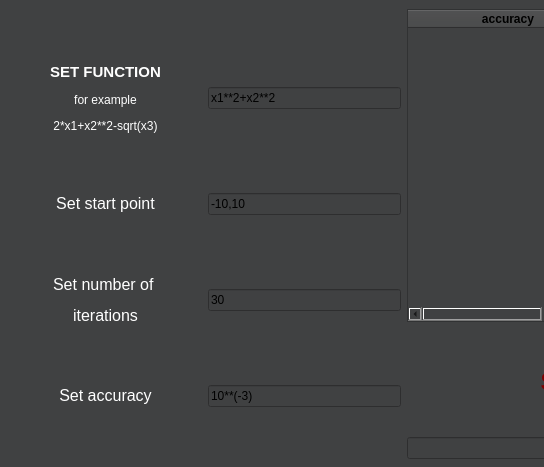
Old version of the form form.ui in the repository EmKalin/timo; both pictures show x 0 to 544 and y 0 to 467 of the 807 by 695 pixel window.
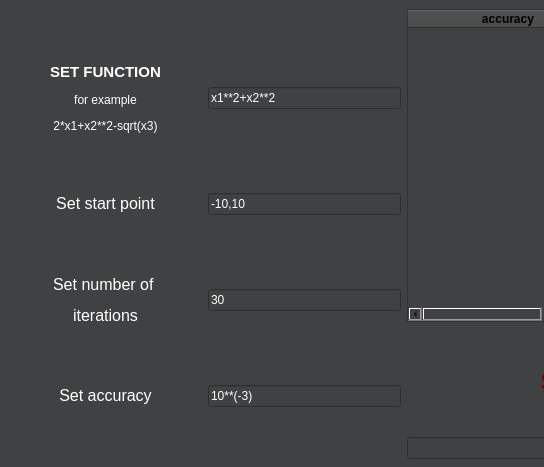
New version of the form.

The edit to the form file:
```diff
--- a/form.ui
+++ b/form.ui
@@ -52,6 +52,151 @@
             <height>16777215</height>
            </size>
           </property>
+          <property name="palette">
+           <palette>
+            <active>
+             <colorrole role="Button">
+              <brush brushstyle="SolidPattern">
+               <color alpha="255">
+                <red>64</red>
+                <green>65</green>
+                <blue>66</blue>
+               </color>
+              </brush>
+             </colorrole>
+             <colorrole role="Text">
+              <brush brushstyle="SolidPattern">
+               <color alpha="255">
+                <red>255</red>
+                <green>255</green>
+                <blue>255</blue>
+               </color>
+              </brush>
+             </colorrole>
+             <colorrole role="Base">
+              <brush brushstyle="SolidPattern">
+               <color alpha="255">
+                <red>64</red>
+                <green>65</green>
+                <blue>66</blue>
+               </color>
+              </brush>
+             </colorrole>
+             <colorrole role="Window">
+              <brush brushstyle="SolidPattern">
+               <color alpha="255">
+                <red>64</red>
+                <green>65</green>
+                <blue>66</blue>
+               </color>
+              </brush>
+             </colorrole>
+             <colorrole role="PlaceholderText">
+              <brush brushstyle="SolidPattern">
+               <color alpha="128">
+                <red>255</red>
+                <green>255</green>
+                <blue>255</blue>
+               </color>
+              </brush>
+             </colorrole>
+            </active>
+            <inactive>
+             <colorrole role="Button">
+              <brush brushstyle="SolidPattern">
+               <color alpha="255">
+                <red>64</red>
+                <green>65</green>
+                <blue>66</blue>
+               </color>
+              </brush>
+             </colorrole>
+             <colorrole role="Text">
+              <brush brushstyle="SolidPattern">
+               <color alpha="255">
+                <red>255</red>
+                <green>255</green>
+                <blue>255</blue>
+               </color>
+              </brush>
+             </colorrole>
+             <colorrole role="Base">
+              <brush brushstyle="SolidPattern">
+               <color alpha="255">
+                <red>64</red>
+                <green>65</green>
+                <blue>66</blue>
+               </color>
+              </brush>
+             </colorrole>
+             <colorrole role="Window">
+              <brush brushstyle="SolidPattern">
+               <color alpha="255">
+                <red>64</red>
+                <green>65</green>
+                <blue>66</blue>
+               </color>
+              </brush>
+             </colorrole>
+             <colorrole role="PlaceholderText">
+              <brush brushstyle="SolidPattern">
+               <color alpha="128">
+                <red>255</red>
+                <green>255</green>
+                <blue>255</blue>
+               </color>
+              </brush>
+             </colorrole>
+            </inactive>
+            <disabled>
+             <colorrole role="Button">
+              <brush brushstyle="SolidPattern">
+               <color alpha="255">
+                <red>64</red>
+                <green>65</green>
+                <blue>66</blue>
+               </color>
+              </brush>
+             </colorrole>
+             <colorrole role="Text">
+              <brush brushstyle="SolidPattern">
+               <color alpha="255">
+                <red>190</red>
+                <green>190</green>
+                <blue>190</blue>
+               </color>
+              </brush>
+             </colorrole>
+             <colorrole role="Base">
+              <brush brushstyle="SolidPattern">
+               <color alpha="255">
+                <red>64</red>
+                <green>65</green>
+                <blue>66</blue>
+               </color>
+              </brush>
+             </colorrole>
+             <colorrole role="Window">
+              <brush brushstyle="SolidPattern">
+               <color alpha="255">
+                <red>64</red>
+                <green>65</green>
+                <blue>66</blue>
+               </color>
+              </brush>
+             </colorrole>
+             <colorrole role="PlaceholderText">
+              <brush brushstyle="SolidPattern">
+               <color alpha="128">
+                <red>0</red>
+                <green>0</green>
+                <blue>0</blue>
+               </color>
+              </brush>
+             </colorrole>
+            </disabled>
+           </palette>
+          </property>
           <property name="text">
            <string>x1**2+x2**2</string>
           </property>
@@ -82,6 +227,151 @@
             <verstretch>0</verstretch>
            </sizepolicy>
           </property>
+          <property name="palette">
+           <palette>
+            <active>
+             <colorrole role="Button">
+              <brush brushstyle="SolidPattern">
+               <color alpha="255">
+                <red>64</red>
+                <green>65</green>
+                <blue>66</blue>
+               </color>
+              </brush>
+             </colorrole>
+             <colorrole role="Text">
+              <brush brushstyle="SolidPattern">
+               <color alpha="255">
+                <red>255</red>
+                <green>255</green>
+                <blue>255</blue>
+               </color>
+              </brush>
+             </colorrole>
+             <colorrole role="Base">
+              <brush brushstyle="SolidPattern">
+               <color alpha="255">
+                <red>64</red>
+                <green>65</green>
+                <blue>66</blue>
+               </color>
+              </brush>
+             </colorrole>
+             <colorrole role="Window">
+              <brush brushstyle="SolidPattern">
+               <color alpha="255">
+                <red>64</red>
+                <green>65</green>
+                <blue>66</blue>
+               </color>
+              </brush>
+             </colorrole>
+             <colorrole role="PlaceholderText">
+              <brush brushstyle="SolidPattern">
+               <color alpha="128">
+                <red>255</red>
+                <green>255</green>
+                <blue>255</blue>
+               </color>
+              </brush>
+             </colorrole>
+            </active>
+            <inactive>
+             <colorrole role="Button">
+              <brush brushstyle="SolidPattern">
+               <color alpha="255">
+                <red>64</red>
+                <green>65</green>
+                <blue>66</blue>
+               </color>
+              </brush>
+             </colorrole>
+             <colorrole role="Text">
+              <brush brushstyle="SolidPattern">
+               <color alpha="255">
+                <red>255</red>
+                <green>255</green>
+                <blue>255</blue>
+               </color>
+              </brush>
+             </colorrole>
+             <colorrole role="Base">
+              <brush brushstyle="SolidPattern">
+               <color alpha="255">
+                <red>64</red>
+                <green>65</green>
+                <blue>66</blue>
+               </color>
+              </brush>
+             </colorrole>
+             <colorrole role="Window">
+              <brush brushstyle="SolidPattern">
+               <color alpha="255">
+                <red>64</red>
+                <green>65</green>
+                <blue>66</blue>
+               </color>
+              </brush>
+             </colorrole>
+             <colorrole role="PlaceholderText">
+              <brush brushstyle="SolidPattern">
+               <color alpha="128">
+                <red>255</red>
+                <green>255</green>
+                <blue>255</blue>
+               </color>
+              </brush>
+             </colorrole>
+            </inactive>
+            <disabled>
+             <colorrole role="Button">
+              <brush brushstyle="SolidPattern">
+               <color alpha="255">
+                <red>64</red>
+                <green>65</green>
+                <blue>66</blue>
+               </color>
+              </brush>
+             </colorrole>
+             <colorrole role="Text">
+              <brush brushstyle="SolidPattern">
+               <color alpha="255">
+                <red>190</red>
+                <green>190</green>
+                <blue>190</blue>
+               </color>
+              </brush>
+             </colorrole>
+             <colorrole role="Base">
+              <brush brushstyle="SolidPattern">
+               <color alpha="255">
+                <red>64</red>
+                <green>65</green>
+                <blue>66</blue>
+               </color>
+              </brush>
+             </colorrole>
+             <colorrole role="Window">
+              <brush brushstyle="SolidPattern">
+               <color alpha="255">
+                <red>64</red>
+                <green>65</green>
+                <blue>66</blue>
+               </color>
+              </brush>
+             </colorrole>
+             <colorrole role="PlaceholderText">
+              <brush brushstyle="SolidPattern">
+               <color alpha="128">
+                <red>0</red>
+                <green>0</green>
+                <blue>0</blue>
+               </color>
+              </brush>
+             </colorrole>
+            </disabled>
+           </palette>
+          </property>
           <property name="text">
            <string>-10,10</string>
           </property>
@@ -109,6 +399,151 @@
             <verstretch>0</verstretch>
            </sizepolicy>
           </property>
+          <property name="palette">
+           <palette>
+            <active>
+             <colorrole role="Button">
+              <brush brushstyle="SolidPattern">
+               <color alpha="255">
+                <red>64</red>
+                <green>65</green>
+                <blue>66</blue>
+               </color>
+              </brush>
+             </colorrole>
+             <colorrole role="Text">
+              <brush brushstyle="SolidPattern">
+               <color alpha="255">
+                <red>255</red>
+                <green>255</green>
+                <blue>255</blue>
+               </color>
+              </brush>
+             </colorrole>
+             <colorrole role="Base">
+              <brush brushstyle="SolidPattern">
+               <color alpha="255">
+                <red>64</red>
+                <green>65</green>
+                <blue>66</blue>
+               </color>
+              </brush>
+             </colorrole>
+             <colorrole role="Window">
+              <brush brushstyle="SolidPattern">
+               <color alpha="255">
+                <red>64</red>
+                <green>65</green>
+                <blue>66</blue>
+               </color>
+              </brush>
+             </colorrole>
+             <colorrole role="PlaceholderText">
+              <brush brushstyle="SolidPattern">
+               <color alpha="128">
+                <red>255</red>
+                <green>255</green>
+                <blue>255</blue>
+               </color>
+              </brush>
+             </colorrole>
+            </active>
+            <inactive>
+             <colorrole role="Button">
+              <brush brushstyle="SolidPattern">
+               <color alpha="255">
+                <red>64</red>
+                <green>65</green>
+                <blue>66</blue>
+               </color>
+              </brush>
+             </colorrole>
+             <colorrole role="Text">
+              <brush brushstyle="SolidPattern">
+               <color alpha="255">
+                <red>255</red>
+                <green>255</green>
+                <blue>255</blue>
+               </color>
+              </brush>
+             </colorrole>
+             <colorrole role="Base">
+              <brush brushstyle="SolidPattern">
+               <color alpha="255">
+                <red>64</red>
+                <green>65</green>
+                <blue>66</blue>
+               </color>
+              </brush>
+             </colorrole>
+             <colorrole role="Window">
+              <brush brushstyle="SolidPattern">
+               <color alpha="255">
+                <red>64</red>
+                <green>65</green>
+                <blue>66</blue>
+               </color>
+              </brush>
+             </colorrole>
+             <colorrole role="PlaceholderText">
+              <brush brushstyle="SolidPattern">
+               <color alpha="128">
+                <red>255</red>
+                <green>255</green>
+                <blue>255</blue>
+               </color>
+              </brush>
+             </colorrole>
+            </inactive>
+            <disabled>
+             <colorrole role="Button">
+              <brush brushstyle="SolidPattern">
+               <color alpha="255">
+                <red>64</red>
+                <green>65</green>
+                <blue>66</blue>
+               </color>
+              </brush>
+             </colorrole>
+             <colorrole role="Text">
+              <brush brushstyle="SolidPattern">
+               <color alpha="255">
+                <red>190</red>
+                <green>190</green>
+                <blue>190</blue>
+               </color>
+              </brush>
+             </colorrole>
+             <colorrole role="Base">
+              <brush brushstyle="SolidPattern">
+               <color alpha="255">
+                <red>64</red>
+                <green>65</green>
+                <blue>66</blue>
+               </color>
+              </brush>
+             </colorrole>
+             <colorrole role="Window">
+              <brush brushstyle="SolidPattern">
+               <color alpha="255">
+                <red>64</red>
+                <green>65</green>
+                <blue>66</blue>
+               </color>
+              </brush>
+             </colorrole>
+             <colorrole role="PlaceholderText">
+              <brush brushstyle="SolidPattern">
+               <color alpha="128">
+                <red>0</red>
+                <green>0</green>
+                <blue>0</blue>
+               </color>
+              </brush>
+             </colorrole>
+            </disabled>
+           </palette>
+          </property>
           <property name="text">
            <string>30</string>
           </property>
@@ -136,6 +571,151 @@
             <verstretch>0</verstretch>
            </sizepolicy>
           </property>
+          <property name="palette">
+           <palette>
+            <active>
+             <colorrole role="Button">
+              <brush brushstyle="SolidPattern">
+               <color alpha="255">
+                <red>64</red>
+                <green>65</green>
+                <blue>66</blue>
+               </color>
+              </brush>
+             </colorrole>
+             <colorrole role="Text">
+              <brush brushstyle="SolidPattern">
+               <color alpha="255">
+                <red>255</red>
+                <green>255</green>
+                <blue>255</blue>
+               </color>
+              </brush>
+             </colorrole>
+             <colorrole role="Base">
+              <brush brushstyle="SolidPattern">
+               <color alpha="255">
+                <red>64</red>
+                <green>65</green>
+                <blue>66</blue>
+               </color>
+              </brush>
+             </colorrole>
+             <colorrole role="Window">
+              <brush brushstyle="SolidPattern">
+               <color alpha="255">
+                <red>64</red>
+                <green>65</green>
+                <blue>66</blue>
+               </color>
+              </brush>
+             </colorrole>
+             <colorrole role="PlaceholderText">
+              <brush brushstyle="SolidPattern">
+               <color alpha="128">
+                <red>255</red>
+                <green>255</green>
+                <blue>255</blue>
+               </color>
+              </brush>
+             </colorrole>
+            </active>
+            <inactive>
+             <colorrole role="Button">
+              <brush brushstyle="SolidPattern">
+               <color alpha="255">
+                <red>64</red>
+                <green>65</green>
+                <blue>66</blue>
+               </color>
+              </brush>
+             </colorrole>
+             <colorrole role="Text">
+              <brush brushstyle="SolidPattern">
+               <color alpha="255">
+                <red>255</red>
+                <green>255</green>
+                <blue>255</blue>
+               </color>
+              </brush>
+             </colorrole>
+             <colorrole role="Base">
+              <brush brushstyle="SolidPattern">
+               <color alpha="255">
+                <red>64</red>
+                <green>65</green>
+                <blue>66</blue>
+               </color>
+              </brush>
+             </colorrole>
+             <colorrole role="Window">
+              <brush brushstyle="SolidPattern">
+               <color alpha="255">
+                <red>64</red>
+                <green>65</green>
+                <blue>66</blue>
+               </color>
+              </brush>
+             </colorrole>
+             <colorrole role="PlaceholderText">
+              <brush brushstyle="SolidPattern">
+               <color alpha="128">
+                <red>255</red>
+                <green>255</green>
+                <blue>255</blue>
+               </color>
+              </brush>
+             </colorrole>
+            </inactive>
+            <disabled>
+             <colorrole role="Button">
+              <brush brushstyle="SolidPattern">
+               <color alpha="255">
+                <red>64</red>
+                <green>65</green>
+                <blue>66</blue>
+               </color>
+              </brush>
+             </colorrole>
+             <colorrole role="Text">
+              <brush brushstyle="SolidPattern">
+               <color alpha="255">
+                <red>190</red>
+                <green>190</green>
+                <blue>190</blue>
+               </color>
+              </brush>
+             </colorrole>
+             <colorrole role="Base">
+              <brush brushstyle="SolidPattern">
+               <color alpha="255">
+                <red>64</red>
+                <green>65</green>
+                <blue>66</blue>
+               </color>
+              </brush>
+             </colorrole>
+             <colorrole role="Window">
+              <brush brushstyle="SolidPattern">
+               <color alpha="255">
+                <red>64</red>
+                <green>65</green>
+                <blue>66</blue>
+               </color>
+              </brush>
+             </colorrole>
+             <colorrole role="PlaceholderText">
+              <brush brushstyle="SolidPattern">
+               <color alpha="128">
+                <red>0</red>
+                <green>0</green>
+                <blue>0</blue>
+               </color>
+              </brush>
+             </colorrole>
+            </disabled>
+           </palette>
+          </property>
           <property name="text">
            <string>10**(-3)</string>
           </property>
```
Left out of the diff: 636 changed lines with no effect on the pictures.
